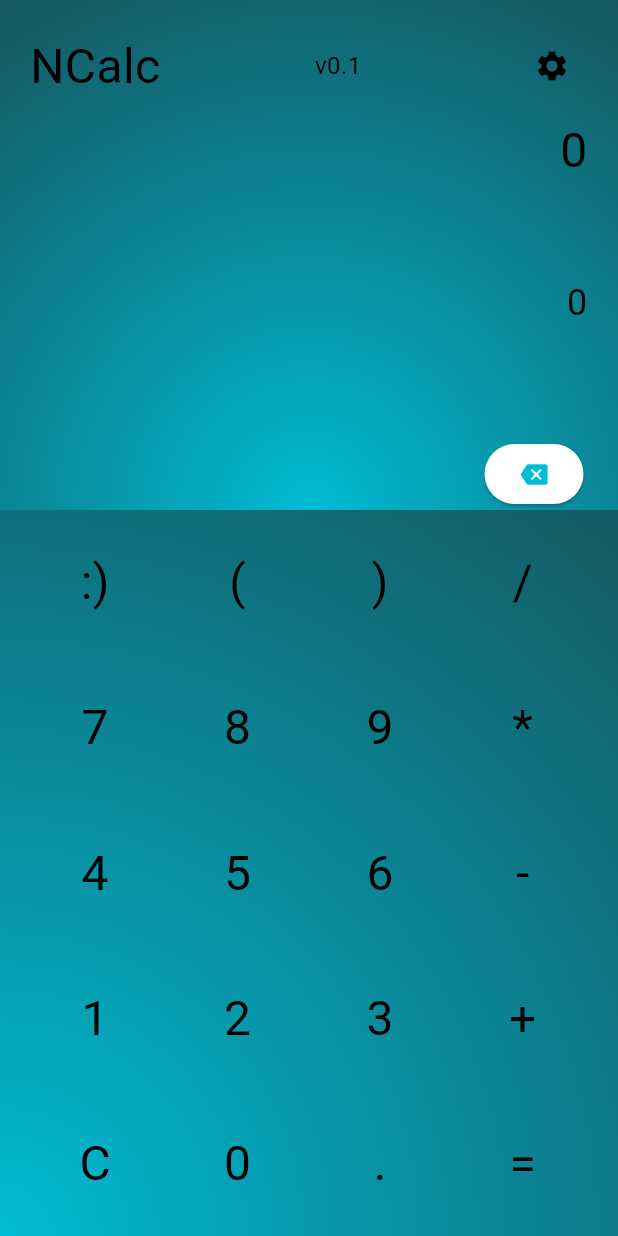
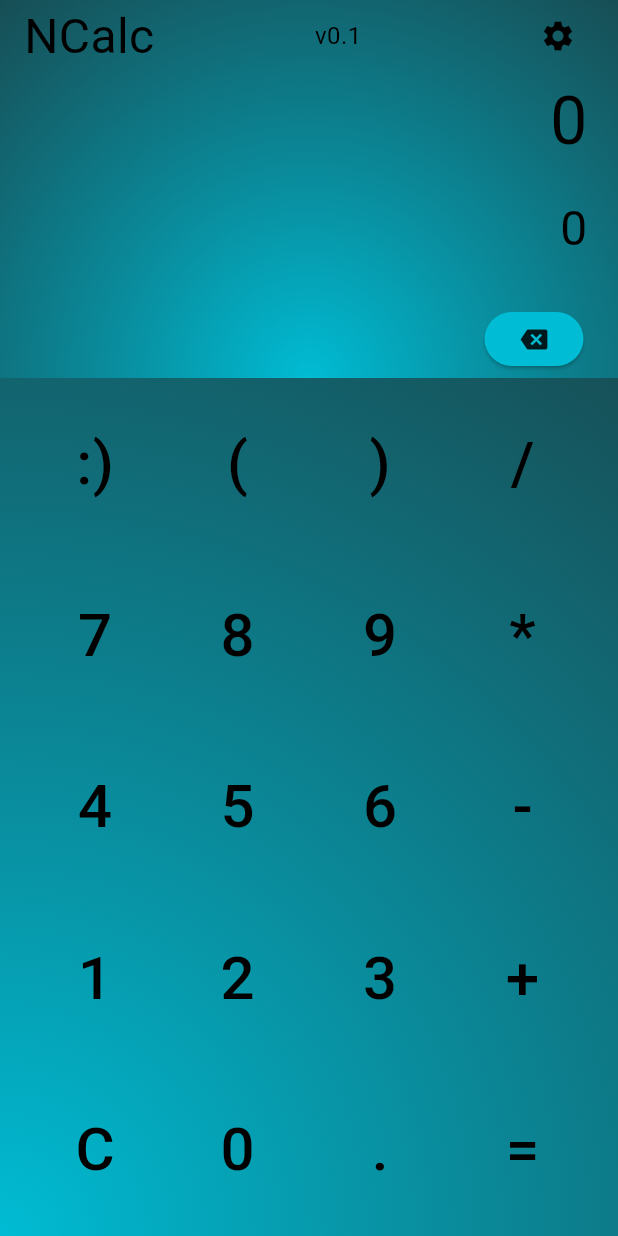
Before and after one commit to ninzqq/ncalc, a Flutter app: the screen it shows after launch, on a phone screen of 412 x 824 dp. Run offline on Flutter 3.47's test engine with Material 3 defaults, Android fonts, the light colour scheme and no system bars; our stand-ins replace flutter_riverpod; generated files the repository leaves out were written again.

Commit message:
Adjust some colors, shades, paddings, fonts etc...

```diff
--- a/ncalc/lib/src/app.dart
+++ b/ncalc/lib/src/app.dart
@@ -59,13 +59,13 @@ class MyApp extends StatelessWidget {
               bodyMedium: TextStyle(color: Colors.black87),
             ),
             colorScheme: ColorScheme.fromSwatch().copyWith(
-              primary: Colors.cyan,
+              primary: Colors.cyan.shade500,
               secondary: Colors.white,
             ),
           ),
           darkTheme: ThemeData(
             colorScheme: ColorScheme.fromSwatch().copyWith(
-              primary: Colors.cyan,
+              primary: Colors.cyan.shade500,
               secondary: Colors.black87,
             ),
           ),
--- a/ncalc/lib/src/calculator/calculator_button.dart
+++ b/ncalc/lib/src/calculator/calculator_button.dart
@@ -40,7 +40,10 @@ class CalculatorButton extends ConsumerWidget {
               child: Text(
                 value,
                 textAlign: TextAlign.center,
-                style: const TextStyle(fontSize: 32),
+                style: const TextStyle(
+                  fontSize: 40,
+                  fontWeight: FontWeight.w500,
+                ),
               ),
             ),
           ),
--- a/ncalc/lib/src/calculator/display.dart
+++ b/ncalc/lib/src/calculator/display.dart
@@ -28,9 +28,13 @@ class Display extends ConsumerWidget {
           _buildDisplayRow(context, ref, true),
           _buildDisplayRow(context, ref, false),
           SizedBox(
-            height: 48,
+            height: 44,
             child: Padding(
-              padding: const EdgeInsets.only(left: 23.0, right: 23.0),
+              padding: const EdgeInsets.only(
+                left: 23.0,
+                right: 23.0,
+                bottom: 8,
+              ),
               child: Row(
                 mainAxisAlignment: MainAxisAlignment.spaceBetween,
                 children: [
@@ -39,6 +43,10 @@ class Display extends ConsumerWidget {
                     onPressed: () {
                       calculator.removeCharacterFromCursorPosition();
                     },
+                    style: ElevatedButton.styleFrom(
+                      foregroundColor: theme.colorScheme.secondary,
+                      backgroundColor: theme.colorScheme.primary,
+                    ),
                     child: const Icon(Icons.backspace),
                   )
                 ],
@@ -53,10 +61,10 @@ class Display extends ConsumerWidget {
   Widget _buildTitleRow(context, ref) {
     return Padding(
       padding: const EdgeInsets.only(
-        top: 20,
-        left: 20,
-        right: 20,
-        bottom: 8.0,
+        top: 0,
+        left: 16,
+        right: 16,
+        bottom: 0,
       ),
       child: Row(
         mainAxisAlignment: MainAxisAlignment.spaceBetween,
@@ -93,15 +101,15 @@ class Display extends ConsumerWidget {
     var calculatorState = ref.watch(calculatorProvider);
     TextEditingController inputController = calculatorState.inputController;
     TextEditingController outputController = calculatorState.outputController;
-    return Padding(
+    return SizedBox(
+      height: 80,
+      child: Padding(
         padding: const EdgeInsets.only(
           top: 0,
           left: 20,
           right: 20,
           bottom: 8.0,
         ),
-      child: SizedBox(
-        height: 100,
         child: TextField(
           readOnly: !isInput,
           maxLines: 1,
@@ -109,7 +117,7 @@ class Display extends ConsumerWidget {
           keyboardType: TextInputType.none,
           controller: isInput ? inputController : outputController,
           style: TextStyle(
-            fontSize: isInput ? 32 : 24,
+            fontSize: isInput ? 44 : 32,
             fontFamily: 'Roboto',
           ),
           textAlign: TextAlign.end,
```
Lines whose indentation alone changed are shown as unchanged.
